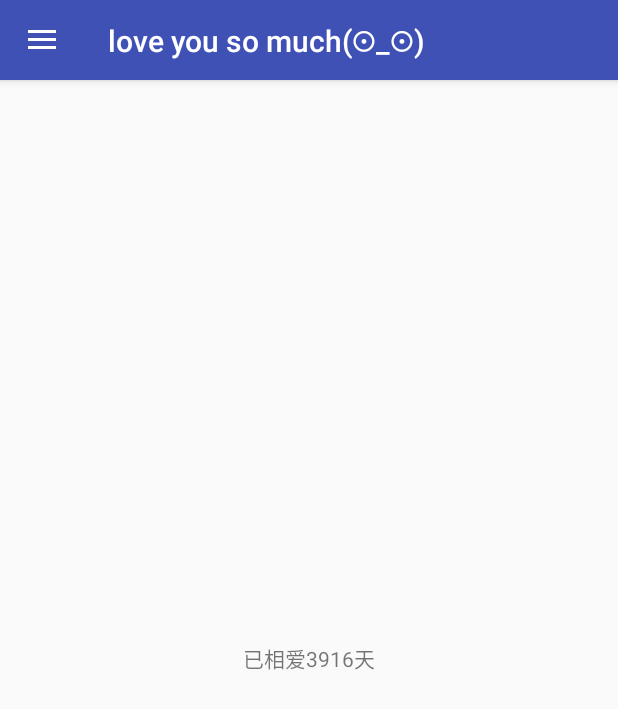
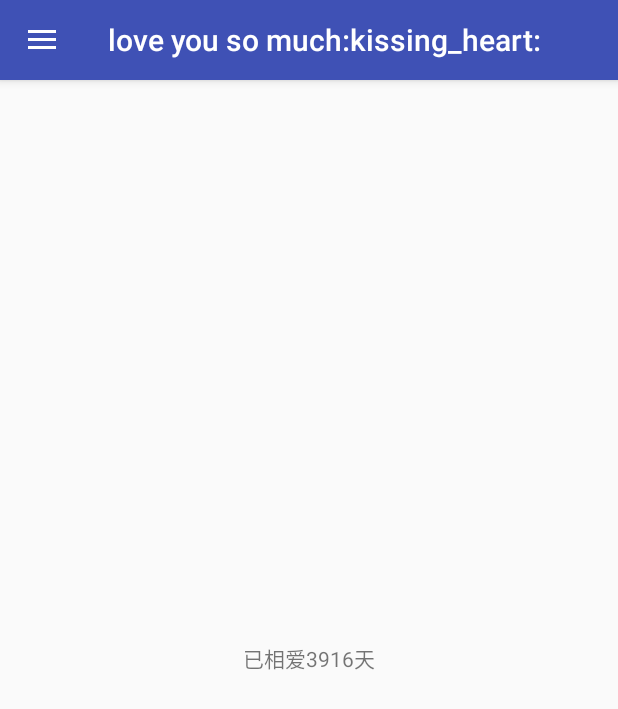
Before and after one commit to ssthouse/XinYing, an Android app: the screen it shows after launch (MainActivity), on a phone screen of 412 x 824 dp. Shown: the top 709 px of the screen. Run offline under Robolectric (Android 15) with nearby library versions, the phone set to English and light mode, and no system bars; our stand-ins replace ButterKnife, Timber; libraries missing offline, so code that uses them is left out: com.vdurmont.emoji; 2 statements that could not run were skipped.

Commit message:
add: emoji support

```diff
--- a/app/build.gradle
+++ b/app/build.gradle
@@ -40,4 +40,6 @@ dependencies {
     compile 'io.reactivex:rxjava:1.1.5'
     //circleView
     compile 'de.hdodenhof:circleimageview:2.0.0'
+    //emoji support
+    compile 'com.vdurmont:emoji-java:3.1.3'
 }
--- a/app/src/main/java/ssthouse/love/xinying/main/MainActivity.java
+++ b/app/src/main/java/ssthouse/love/xinying/main/MainActivity.java
@@ -9,6 +9,8 @@ import android.support.v7.app.ActionBarDrawerToggle;
 import android.support.v7.app.AppCompatActivity;
 import android.support.v7.widget.Toolbar;
 import android.view.MenuItem;
+
+import com.vdurmont.emoji.EmojiParser;
 
 import butterknife.Bind;
 import butterknife.ButterKnife;
@@ -28,7 +30,6 @@ public class MainActivity extends AppCompatActivity {
     @Bind(R.id.id_drawer_view)
     DrawerLayout drawerLayout;
 
-
     //Fragments
     private FragmentManager mFragmentManager;
     private MainFragment mainFragment;
@@ -46,7 +47,9 @@ public class MainActivity extends AppCompatActivity {
 
     private void initView() {
         setSupportActionBar(toolbar);
-        getSupportActionBar().setTitle("love you so much(⊙_⊙)");
+        String title = "love you so much:kissing_heart:";
+        title = EmojiParser.parseToUnicode(title);
+        getSupportActionBar().setTitle(title);
 
         getSupportActionBar().setDisplayHomeAsUpEnabled(true);
         ActionBarDrawerToggle mDrawerToggle = new ActionBarDrawerToggle(this, drawerLayout, toolbar,
@@ -89,8 +92,8 @@ public class MainActivity extends AppCompatActivity {
         mFragmentManager = getSupportFragmentManager();
 
         mainFragment = new MainFragment();
-        energyGirlFragment = new EnergyGirlFragment();
-        fistImpressionFragment = new FistImpressionFragment();
+        //energyGirlFragment = new EnergyGirlFragment();
+        //fistImpressionFragment = new FistImpressionFragment();
 
         //填充当前fragment
         getSupportFragmentManager().beginTransaction()
--- a/app/src/main/res/layout/drawer_header.xml
+++ b/app/src/main/res/layout/drawer_header.xml
@@ -4,7 +4,6 @@
     android:layout_height="192dp"
     android:background="@color/colorPrimary"
     android:orientation="vertical">
-
 
 
     <de.hdodenhof.circleimageview.CircleImageView
```
